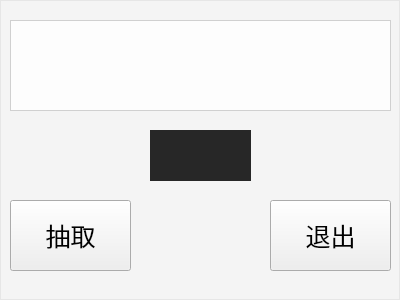
Qt form src/mainwindow.ui (starrykiller/agonblick) before a commit.
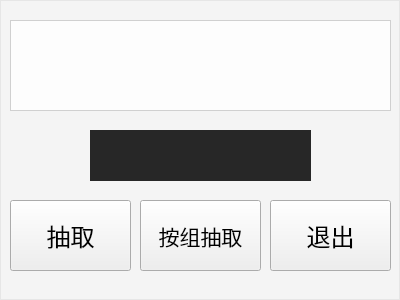
The same form after that commit. Icons and pictures are not drawn.

Commit message: 细节更改；增加按组抽取功能；添加小彩蛋（20%, 40%）；1.4.1发布

```diff
--- a/src/mainwindow.ui
+++ b/src/mainwindow.ui
@@ -64,7 +64,7 @@
     <property name="font">
      <font>
       <family>微软雅黑</family>
-      <pointsize>19</pointsize>
+      <pointsize>18</pointsize>
      </font>
     </property>
     <property name="text">
@@ -83,7 +83,7 @@
     <property name="font">
      <font>
       <family>微软雅黑</family>
-      <pointsize>19</pointsize>
+      <pointsize>18</pointsize>
      </font>
     </property>
     <property name="text">
@@ -93,14 +93,15 @@
    <widget class="QLabel" name="kill">
     <property name="geometry">
      <rect>
-      <x>150</x>
+      <x>90</x>
       <y>130</y>
-      <width>101</width>
+      <width>221</width>
       <height>51</height>
      </rect>
     </property>
     <property name="font">
      <font>
+      <family>Comic Sans MS</family>
       <pointsize>13</pointsize>
      </font>
     </property>
@@ -136,8 +137,27 @@
      <string>&lt;!DOCTYPE HTML PUBLIC &quot;-//W3C//DTD HTML 4.0//EN&quot; &quot;http://www.w3.org/TR/REC-html40/strict.dtd&quot;&gt;
 &lt;html&gt;&lt;head&gt;&lt;meta name=&quot;qrichtext&quot; content=&quot;1&quot; /&gt;&lt;meta charset=&quot;utf-8&quot; /&gt;&lt;style type=&quot;text/css&quot;&gt;
 p, li { white-space: pre-wrap; }
-&lt;/style&gt;&lt;/head&gt;&lt;body style=&quot; font-family:'Microsoft YaHei UI'; font-size:9pt; font-weight:400; font-style:normal;&quot;&gt;
-&lt;p style=&quot;-qt-paragraph-type:empty; margin-top:0px; margin-bottom:0px; margin-left:0px; margin-right:0px; -qt-block-indent:0; text-indent:0px; font-size:40pt; font-weight:300;&quot;&gt;&lt;br /&gt;&lt;/p&gt;&lt;/body&gt;&lt;/html&gt;</string>
+&lt;/style&gt;&lt;/head&gt;&lt;body style=&quot; font-family:'SimSun'; font-size:9pt; font-weight:400; font-style:normal;&quot;&gt;
+&lt;p style=&quot;-qt-paragraph-type:empty; margin-top:0px; margin-bottom:0px; margin-left:0px; margin-right:0px; -qt-block-indent:0; text-indent:0px; font-family:'Microsoft YaHei UI'; font-size:40pt; font-weight:296;&quot;&gt;&lt;br /&gt;&lt;/p&gt;&lt;/body&gt;&lt;/html&gt;</string>
+    </property>
+   </widget>
+   <widget class="QPushButton" name="randomByGroup">
+    <property name="geometry">
+     <rect>
+      <x>140</x>
+      <y>200</y>
+      <width>121</width>
+      <height>71</height>
+     </rect>
+    </property>
+    <property name="font">
+     <font>
+      <family>微软雅黑</family>
+      <pointsize>16</pointsize>
+     </font>
+    </property>
+    <property name="text">
+     <string>按组抽取</string>
     </property>
    </widget>
   </widget>
```
Left out of the diff: 2 changed lines with no effect on the pictures. The commit also changes 8 other files.
